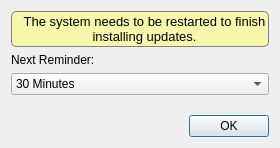
First picture: the form in src-qt5/pc-systemupdatertray/dialogReminder.ui, repository trueos/pcbsd, before the edit.
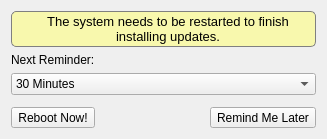
Second picture: the form after the edit. Icons and pictures are not drawn.

Commit message: Clean up the reboot reminder dialog for pc-systemupdatertray 1) Add a button for rebooting the system right then 2) Change the text on the other button to "Remind Me Later" 3) Ensure the dialog is centered on the screen and on top of other windows.

The edit to the form file:
```diff
--- a/src-qt5/pc-systemupdatertray/dialogReminder.ui
+++ b/src-qt5/pc-systemupdatertray/dialogReminder.ui
@@ -6,8 +6,8 @@
    <rect>
     <x>0</x>
     <y>0</y>
-    <width>280</width>
-    <height>148</height>
+    <width>327</width>
+    <height>139</height>
    </rect>
   </property>
   <property name="windowTitle">
@@ -165,11 +165,49 @@
     </spacer>
    </item>
    <item>
-    <widget class="QDialogButtonBox" name="buttonBox">
-     <property name="standardButtons">
-      <set>QDialogButtonBox::Ok</set>
-     </property>
-    </widget>
+    <layout class="QHBoxLayout" name="horizontalLayout_3">
+     <item>
+      <widget class="QToolButton" name="tool_reboot">
+       <property name="text">
+        <string>Reboot Now!</string>
+       </property>
+       <property name="icon">
+        <iconset resource="SystemUpdaterTray.qrc">
+         <normaloff>:/images/restart.png</normaloff>:/images/restart.png</iconset>
+       </property>
+       <property name="toolButtonStyle">
+        <enum>Qt::ToolButtonTextBesideIcon</enum>
+       </property>
+      </widget>
+     </item>
+     <item>
+      <spacer name="horizontalSpacer">
+       <property name="orientation">
+        <enum>Qt::Horizontal</enum>
+       </property>
+       <property name="sizeHint" stdset="0">
+        <size>
+         <width>40</width>
+         <height>20</height>
+        </size>
+       </property>
+      </spacer>
+     </item>
+     <item>
+      <widget class="QToolButton" name="tool_close">
+       <property name="text">
+        <string>Remind Me Later</string>
+       </property>
+       <property name="icon">
+        <iconset resource="SystemUpdaterTray.qrc">
+         <normaloff>:/images/view-refresh.png</normaloff>:/images/view-refresh.png</iconset>
+       </property>
+       <property name="toolButtonStyle">
+        <enum>Qt::ToolButtonTextBesideIcon</enum>
+       </property>
+      </widget>
+     </item>
+    </layout>
    </item>
   </layout>
  </widget>
```
The commit also changes 1 other file.
